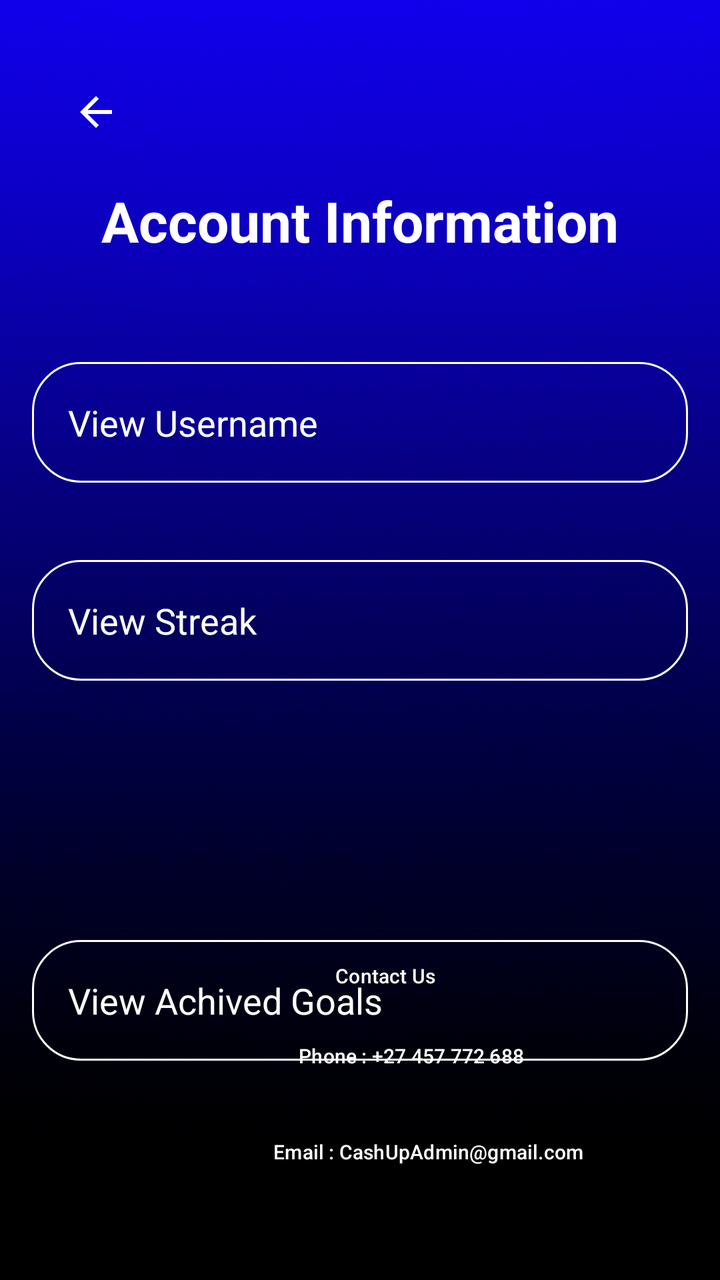
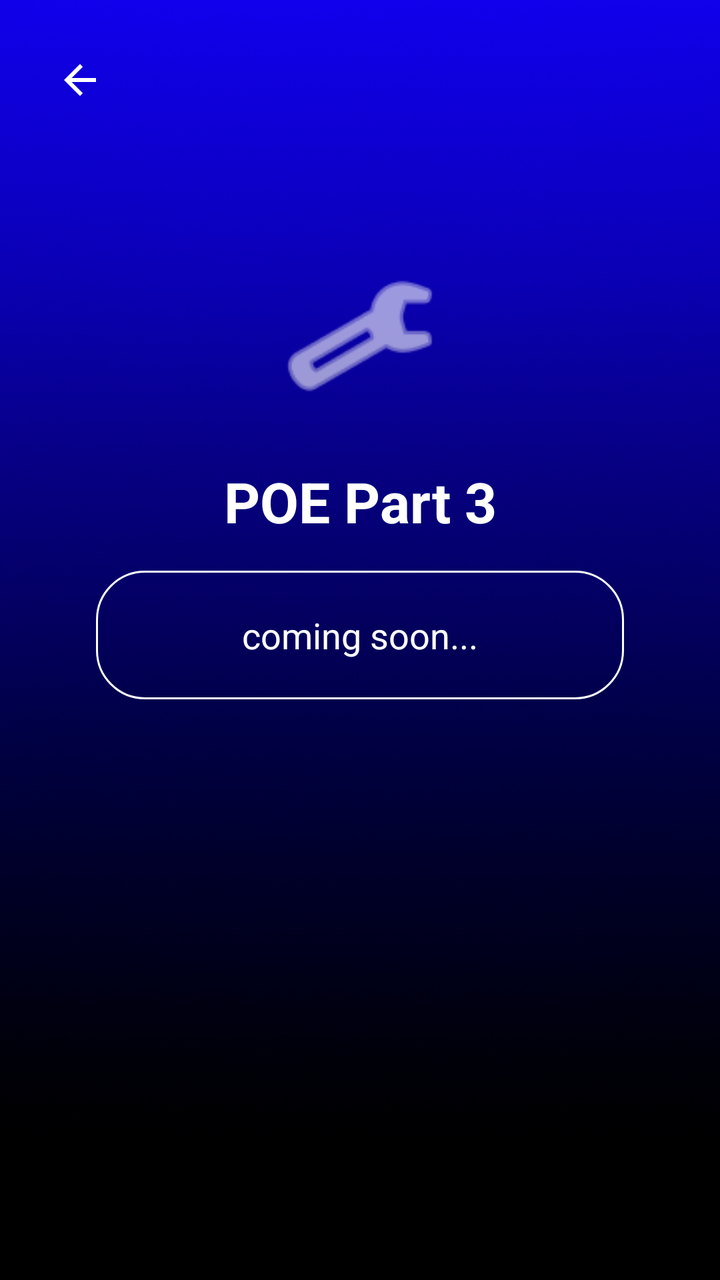

An Android layout rendered at two revisions. The XML below is the earlier revision; the diff shows what the commit changed to produce the second picture.
<!-- AndroidManifest.xml: application theme Theme.CashUp -->
<!-- res/layout/activity_profile.xml -->
<?xml version="1.0" encoding="utf-8"?>
<androidx.constraintlayout.widget.ConstraintLayout xmlns:android="http://schemas.android.com/apk/res/android"

    xmlns:app="http://schemas.android.com/apk/res-auto"
    android:layout_width="match_parent"
    android:layout_height="match_parent"
    android:background="@drawable/background"
    android:padding="16dp">

    
    <Button
        android:id="@+id/contacttext"
        android:layout_width="wrap_content"
        android:layout_height="wrap_content"
        android:layout_marginStart="120dp"
        android:layout_marginEnd="84dp"
        android:layout_marginBottom="112dp"
        android:background="@android:color/transparent"
        android:text="Contact Us"
        android:textColor="@color/white"
        android:textSize="10sp"
        app:layout_constraintBottom_toBottomOf="parent"
        app:layout_constraintEnd_toEndOf="parent"
        app:layout_constraintHorizontal_bias="0.301"
        app:layout_constraintStart_toStartOf="parent"
        />
    
    <Button
        android:id="@+id/contactdetail"
        android:layout_width="wrap_content"
        android:layout_height="wrap_content"
        android:layout_marginStart="120dp"
        android:layout_marginEnd="84dp"
        android:layout_marginBottom="72dp"
        android:background="@android:color/transparent"
        android:text="Phone : +27 457 772 688"
        android:textColor="@color/white"
        android:textSize="10sp"
        app:layout_constraintBottom_toBottomOf="parent"
        app:layout_constraintEnd_toEndOf="parent"
        app:layout_constraintHorizontal_bias="0.301"
        app:layout_constraintStart_toStartOf="parent"
        />
    
    <Button
        android:id="@+id/contactdetailmail"
        android:layout_width="wrap_content"
        android:layout_height="wrap_content"
        android:layout_marginStart="120dp"
        android:layout_marginEnd="84dp"
        android:layout_marginBottom="24dp"
        android:background="@android:color/transparent"
        android:text="Email : CashUpAdmin@gmail.com"
        android:textColor="@color/white"
        android:textSize="10sp"
        app:layout_constraintBottom_toBottomOf="parent"
        app:layout_constraintEnd_toEndOf="parent"
        app:layout_constraintHorizontal_bias="0.3"
        app:layout_constraintStart_toStartOf="parent"
        />
    
    <EditText
        android:id="@+id/viewusername"
        android:layout_width="0dp"
        android:layout_height="wrap_content"
        android:layout_marginTop="329dp"
        android:layout_marginBottom="547dp"
        android:background="@drawable/rounded_corner"
        android:ems="10"
        android:text="View Username"
        android:inputType="textPersonName"
        android:padding="18dp"
        android:textColor="@color/white"
        android:textColorHint="@color/white"
        android:textSize="18sp"
        app:layout_constraintBottom_toBottomOf="parent"
        app:layout_constraintEnd_toEndOf="parent"
        app:layout_constraintStart_toStartOf="parent"
        app:layout_constraintTop_toTopOf="parent" />
    
    <EditText
        android:id="@+id/streaknum"
        android:layout_width="0dp"
        android:layout_height="wrap_content"
        android:layout_marginTop="428dp"
        android:layout_marginBottom="448dp"
        android:background="@drawable/rounded_corner"
        android:ems="10"
        android:inputType="textPersonName"
        android:padding="18dp"
        android:text="View Streak"
        android:textColor="@color/white"
        android:textColorHint="@color/white"
        android:textSize="18sp"
        app:layout_constraintBottom_toBottomOf="parent"
        app:layout_constraintEnd_toEndOf="parent"
        app:layout_constraintHorizontal_bias="0.0"
        app:layout_constraintStart_toStartOf="parent"
        app:layout_constraintTop_toTopOf="parent" />
    
    <EditText
        android:id="@+id/goalsachived"
        android:layout_width="0dp"
        android:layout_height="wrap_content"
        android:layout_marginTop="428dp"
        android:background="@drawable/rounded_corner"
        android:ems="10"
        android:inputType="textPersonName"
        android:padding="18dp"
        android:text="View Achived Goals"
        android:textColor="@color/white"
        android:textColorHint="@color/white"
        android:textSize="18sp"
        app:layout_constraintBottom_toBottomOf="parent"
        app:layout_constraintEnd_toEndOf="parent"
        app:layout_constraintHorizontal_bias="1.0"
        app:layout_constraintStart_toStartOf="parent"
        app:layout_constraintTop_toTopOf="parent"
        app:layout_constraintVertical_bias="0.217"/>
    
    

    <ImageView
        android:id="@+id/imageView4"
        android:layout_width="100dp"
        android:layout_height="100dp"
        android:layout_marginTop="32dp"
        android:layout_marginEnd="8dp"
        android:layout_marginBottom="249dp"
        app:layout_constraintBottom_toTopOf="@+id/viewusername"
        app:layout_constraintEnd_toEndOf="parent"
        app:layout_constraintHorizontal_bias="0.472"
        app:layout_constraintStart_toStartOf="parent"
        app:layout_constraintTop_toTopOf="parent"
        app:layout_constraintVertical_bias="0.0"
        app:srcCompat="@drawable/ic_profile" />

    <TextView
        android:id="@+id/viewinfo"
        android:layout_width="wrap_content"
        android:layout_height="wrap_content"
        android:layout_marginTop="63dp"
        android:layout_marginBottom="71dp"
        android:text="Account Information"
        android:textColor="@color/white"
        android:textSize="28sp"
        android:textStyle="bold"
        app:layout_constraintBottom_toTopOf="@+id/viewusername"
        app:layout_constraintEnd_toEndOf="parent"
        app:layout_constraintStart_toStartOf="parent"
        app:layout_constraintTop_toBottomOf="@+id/imageView4" />

    
    <ImageButton
        android:id="@+id/back_button_profile"
        android:layout_width="48dp"
        android:layout_height="48dp"
        android:layout_marginStart="8dp"
        android:layout_marginTop="16dp"
        android:background="@android:color/transparent"
        android:contentDescription="Back"
        android:padding="8dp"
        android:src="@drawable/ic_arrow_back"
        app:layout_constraintStart_toStartOf="parent"
        app:layout_constraintTop_toTopOf="parent" />


</androidx.constraintlayout.widget.ConstraintLayout>
<!-- resources referenced by this layout -->
<resources>
  <color name="white">#FFFFFFFF</color>
  <!-- drawable background: png bitmap (drawable, 768113 bytes) -->
  <!-- drawable ic_arrow_back (drawable) -->
  <vector xmlns:android="http://schemas.android.com/apk/res/android"
      android:width="24dp"
      android:height="24dp"
      android:viewportWidth="24"
      android:viewportHeight="24">
      <path
          android:fillColor="#FFFFFF"
          android:pathData="M20,11H7.83l5.59,-5.59L12,4l-8,8 8,8 1.41,-1.41L7.83,13H20v-2z"/>
  </vector>
  <!-- drawable ic_profile (drawable) -->
  <vector xmlns:android="http://schemas.android.com/apk/res/android"
      android:width="40dp"
      android:height="40dp"
      android:viewportWidth="24"
      android:viewportHeight="24">
  
      
      <path
          android:fillColor="#2c3e50"
          android:pathData="M12,2C6.48,2 2,6.48 2,12s4.48,10 10,10 10,-4.48 10,-10S17.52,2 12,2z"/>
  
      
      <path
          android:fillColor="#ecf0f1"
          android:pathData="M12,12c2.21,0 4,-1.79 4,-4s-1.79,-4 -4,-4 -4,1.79 -4,4 1.79,4 4,4zM12,6c1.1,0 2,0.9 2,2s-0.9,2 -2,2 -2,-0.9 -2,-2 0.9,-2 2,-2z"/>
  
      
      <path
          android:fillColor="#34495e"
          android:pathData="M12,13c-2.67,0 -8,1.34 -8,4v1h16v-1c0,-2.66 -5.33,-4 -8,-4z"/>
  
      
      <path
          android:fillColor="#00bcd4"
          android:pathData="M18,18H6v-0.99c0.2,-0.72 3.3,-2.01 6,-2.01s5.8,1.29 6,2v1z"/>
  </vector>
  <!-- drawable rounded_corner (drawable) -->
  <?xml version="1.0" encoding="utf-8"?>
  <shape xmlns:android="http://schemas.android.com/apk/res/android"
      android:shape="rectangle"
      >
  <corners
          android:radius="24dp"/>
      <stroke
          android:width="1dp"
              android:color="@color/white" />
  </shape>
  <style name="Theme.CashUp" parent="Base.Theme.CashUp" />
  <style name="Base.Theme.CashUp" parent="Theme.Material3.DayNight.NoActionBar">
  
      </style>
</resources>

<!-- the commit's change to res/layout/activity_profile.xml (unified diff, before → after) -->
@@ -1,168 +1,71 @@
 <?xml version="1.0" encoding="utf-8"?>
-<androidx.constraintlayout.widget.ConstraintLayout xmlns:android="http://schemas.android.com/apk/res/android"
-
+<androidx.constraintlayout.widget.ConstraintLayout
+    xmlns:android="http://schemas.android.com/apk/res/android"
     xmlns:app="http://schemas.android.com/apk/res-auto"
+    xmlns:tools="http://schemas.android.com/tools"
     android:layout_width="match_parent"
     android:layout_height="match_parent"
     android:background="@drawable/background"
-    android:padding="16dp">
-
-    
-    <Button
-        android:id="@+id/contacttext"
-        android:layout_width="wrap_content"
-        android:layout_height="wrap_content"
-        android:layout_marginStart="120dp"
-        android:layout_marginEnd="84dp"
-        android:layout_marginBottom="112dp"
-        android:background="@android:color/transparent"
-        android:text="Contact Us"
-        android:textColor="@color/white"
-        android:textSize="10sp"
-        app:layout_constraintBottom_toBottomOf="parent"
-        app:layout_constraintEnd_toEndOf="parent"
-        app:layout_constraintHorizontal_bias="0.301"
-        app:layout_constraintStart_toStartOf="parent"
-        />
-    
-    <Button
-        android:id="@+id/contactdetail"
-        android:layout_width="wrap_content"
-        android:layout_height="wrap_content"
-        android:layout_marginStart="120dp"
-        android:layout_marginEnd="84dp"
-        android:layout_marginBottom="72dp"
-        android:background="@android:color/transparent"
-        android:text="Phone : +27 457 772 688"
-        android:textColor="@color/white"
-        android:textSize="10sp"
-        app:layout_constraintBottom_toBottomOf="parent"
-        app:layout_constraintEnd_toEndOf="parent"
-        app:layout_constraintHorizontal_bias="0.301"
-        app:layout_constraintStart_toStartOf="parent"
-        />
-    
-    <Button
-        android:id="@+id/contactdetailmail"
-        android:layout_width="wrap_content"
-        android:layout_height="wrap_content"
-        android:layout_marginStart="120dp"
-        android:layout_marginEnd="84dp"
-        android:layout_marginBottom="24dp"
-        android:background="@android:color/transparent"
-        android:text="Email : CashUpAdmin@gmail.com"
-        android:textColor="@color/white"
-        android:textSize="10sp"
-        app:layout_constraintBottom_toBottomOf="parent"
-        app:layout_constraintEnd_toEndOf="parent"
-        app:layout_constraintHorizontal_bias="0.3"
-        app:layout_constraintStart_toStartOf="parent"
-        />
-    
-    <EditText
-        android:id="@+id/viewusername"
-        android:layout_width="0dp"
-        android:layout_height="wrap_content"
-        android:layout_marginTop="329dp"
-        android:layout_marginBottom="547dp"
-        android:background="@drawable/rounded_corner"
-        android:ems="10"
-        android:text="View Username"
-        android:inputType="textPersonName"
-        android:padding="18dp"
-        android:textColor="@color/white"
-        android:textColorHint="@color/white"
-        android:textSize="18sp"
-        app:layout_constraintBottom_toBottomOf="parent"
-        app:layout_constraintEnd_toEndOf="parent"
-        app:layout_constraintStart_toStartOf="parent"
-        app:layout_constraintTop_toTopOf="parent" />
-    
-    <EditText
-        android:id="@+id/streaknum"
-        android:layout_width="0dp"
-        android:layout_height="wrap_content"
-        android:layout_marginTop="428dp"
-        android:layout_marginBottom="448dp"
-        android:background="@drawable/rounded_corner"
-        android:ems="10"
-        android:inputType="textPersonName"
-        android:padding="18dp"
-        android:text="View Streak"
-        android:textColor="@color/white"
-        android:textColorHint="@color/white"
-        android:textSize="18sp"
-        app:layout_constraintBottom_toBottomOf="parent"
-        app:layout_constraintEnd_toEndOf="parent"
-        app:layout_constraintHorizontal_bias="0.0"
-        app:layout_constraintStart_toStartOf="parent"
-        app:layout_constraintTop_toTopOf="parent" />
-    
-    <EditText
-        android:id="@+id/goalsachived"
-        android:layout_width="0dp"
-        android:layout_height="wrap_content"
-        android:layout_marginTop="428dp"
-        android:background="@drawable/rounded_corner"
-        android:ems="10"
-        android:inputType="textPersonName"
-        android:padding="18dp"
-        android:text="View Achived Goals"
-        android:textColor="@color/white"
-        android:textColorHint="@color/white"
-        android:textSize="18sp"
-        app:layout_constraintBottom_toBottomOf="parent"
-        app:layout_constraintEnd_toEndOf="parent"
-        app:layout_constraintHorizontal_bias="1.0"
-        app:layout_constraintStart_toStartOf="parent"
-        app:layout_constraintTop_toTopOf="parent"
-        app:layout_constraintVertical_bias="0.217"/>
-    
-    
-
-    <ImageView
-        android:id="@+id/imageView4"
-        android:layout_width="100dp"
-        android:layout_height="100dp"
-        android:layout_marginTop="32dp"
-        android:layout_marginEnd="8dp"
-        android:layout_marginBottom="249dp"
-        app:layout_constraintBottom_toTopOf="@+id/viewusername"
-        app:layout_constraintEnd_toEndOf="parent"
-        app:layout_constraintHorizontal_bias="0.472"
-        app:layout_constraintStart_toStartOf="parent"
-        app:layout_constraintTop_toTopOf="parent"
-        app:layout_constraintVertical_bias="0.0"
-        app:srcCompat="@drawable/ic_profile" />
-
-    <TextView
-        android:id="@+id/viewinfo"
-        android:layout_width="wrap_content"
-        android:layout_height="wrap_content"
-        android:layout_marginTop="63dp"
-        android:layout_marginBottom="71dp"
-        android:text="Account Information"
-        android:textColor="@color/white"
-        android:textSize="28sp"
-        android:textStyle="bold"
-        app:layout_constraintBottom_toTopOf="@+id/viewusername"
-        app:layout_constraintEnd_toEndOf="parent"
-        app:layout_constraintStart_toStartOf="parent"
-        app:layout_constraintTop_toBottomOf="@+id/imageView4" />
+    android:padding="16dp"
+    tools:context=".AddIncomeActivity">
 
     
     <ImageButton
-        android:id="@+id/back_button_profile"
+        android:id="@+id/back_button_poe"
         android:layout_width="48dp"
         android:layout_height="48dp"
-        android:layout_marginStart="8dp"
-        android:layout_marginTop="16dp"
         android:background="@android:color/transparent"
         android:contentDescription="Back"
         android:padding="8dp"
         android:src="@drawable/ic_arrow_back"
         app:layout_constraintStart_toStartOf="parent"
-        app:layout_constraintTop_toTopOf="parent" />
+        app:layout_constraintTop_toTopOf="parent"
+        app:tint="@color/white" />
 
+    
+    
+    <ImageView
+        android:id="@+id/poe_icon"
+        android:layout_width="80dp"
+        android:layout_height="80dp"
+        android:layout_marginTop="64dp"
+        android:src="@android:drawable/ic_menu_manage"
+        app:layout_constraintEnd_toEndOf="parent"
+        app:layout_constraintStart_toStartOf="parent"
+        app:layout_constraintTop_toBottomOf="@id/back_button_poe"
+        app:tint="@color/white"
+        android:contentDescription="Placeholder Icon"/>
+
+    
+    <TextView
+        android:id="@+id/poe_title"
+        android:layout_width="wrap_content"
+        android:layout_height="wrap_content"
+        android:layout_marginTop="24dp"
+        android:text="POE Part 3"
+        android:textColor="@color/white"
+        android:textSize="28sp"
+        android:textStyle="bold"
+        app:layout_constraintEnd_toEndOf="parent"
+        app:layout_constraintStart_toStartOf="parent"
+        app:layout_constraintTop_toBottomOf="@id/poe_icon" />
+
+    
+    <TextView
+        android:id="@+id/poe_description"
+        android:layout_width="0dp"
+        android:layout_height="wrap_content"
+        android:layout_marginStart="32dp"
+        android:layout_marginTop="16dp"
+        android:layout_marginEnd="32dp"
+        android:background="@drawable/rounded_corner"
+        android:gravity="center"
+        android:padding="20dp"
+        android:text="coming soon..."
+        android:textColor="@color/white"
+        android:textSize="18sp"
+        app:layout_constraintEnd_toEndOf="parent"
+        app:layout_constraintStart_toStartOf="parent"
+        app:layout_constraintTop_toBottomOf="@id/poe_title" />
 
 </androidx.constraintlayout.widget.ConstraintLayout>
<!-- resource entries referenced after the edit -->
@@ -11,33 +11,6 @@
       <path
           android:fillColor="#FFFFFF"
           android:pathData="M20,11H7.83l5.59,-5.59L12,4l-8,8 8,8 1.41,-1.41L7.83,13H20v-2z"/>
-  </vector>
-  <!-- drawable ic_profile (drawable) -->
-  <vector xmlns:android="http://schemas.android.com/apk/res/android"
-      android:width="40dp"
-      android:height="40dp"
-      android:viewportWidth="24"
-      android:viewportHeight="24">
-  
-      
-      <path
-          android:fillColor="#2c3e50"
-          android:pathData="M12,2C6.48,2 2,6.48 2,12s4.48,10 10,10 10,-4.48 10,-10S17.52,2 12,2z"/>
-  
-      
-      <path
-          android:fillColor="#ecf0f1"
-          android:pathData="M12,12c2.21,0 4,-1.79 4,-4s-1.79,-4 -4,-4 -4,1.79 -4,4 1.79,4 4,4zM12,6c1.1,0 2,0.9 2,2s-0.9,2 -2,2 -2,-0.9 -2,-2 0.9,-2 2,-2z"/>
-  
-      
-      <path
-          android:fillColor="#34495e"
-          android:pathData="M12,13c-2.67,0 -8,1.34 -8,4v1h16v-1c0,-2.66 -5.33,-4 -8,-4z"/>
-  
-      
-      <path
-          android:fillColor="#00bcd4"
-          android:pathData="M18,18H6v-0.99c0.2,-0.72 3.3,-2.01 6,-2.01s5.8,1.29 6,2v1z"/>
   </vector>
   <!-- drawable rounded_corner (drawable) -->
   <?xml version="1.0" encoding="utf-8"?>
